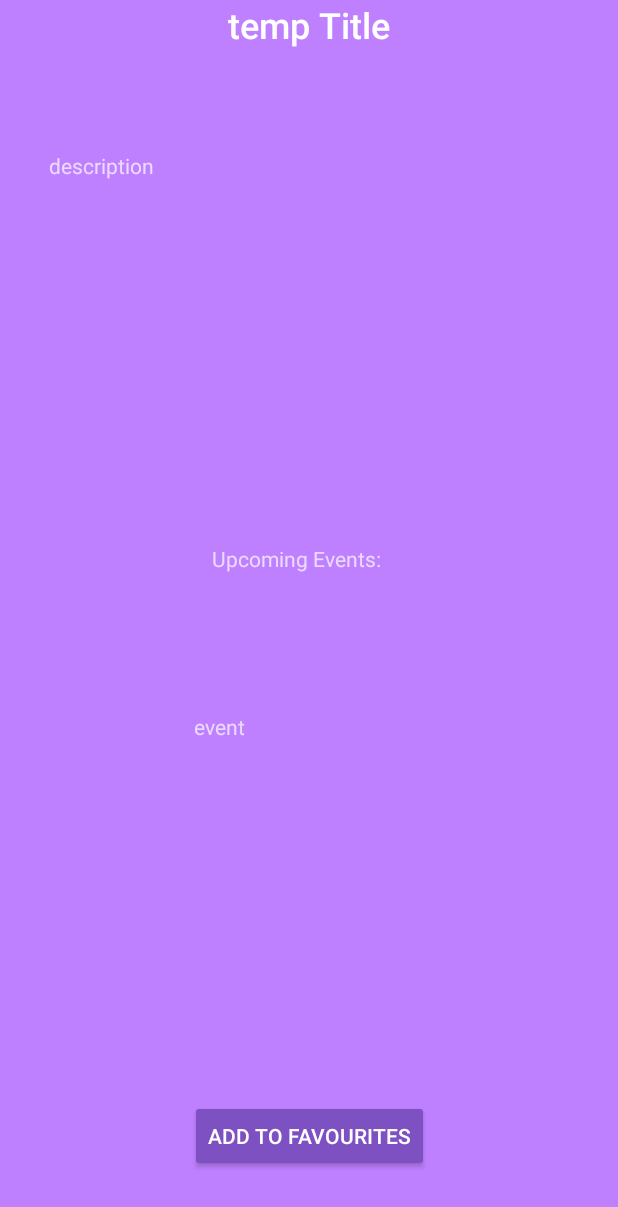
After one commit to Mookeis/CP470-Group7-Final-Project, an Android app: the ErmanMarkerActivity screen opened directly, with no data from a screen before it, on a phone screen of 412 x 824 dp. The commit adds this screen. Shown: the top 1207 px of the screen. Run offline under Robolectric (Android 15) with nearby library versions, the phone set to English and light mode, and no system bars; 4 statements that could not run were skipped.

Commit message:
Erman Version 2 (done)

```diff
--- a/app/src/main/java/com/cp470group7/launcherapp/MainActivity.java
+++ b/app/src/main/java/com/cp470group7/launcherapp/MainActivity.java
@@ -52,7 +52,6 @@ public class MainActivity extends AppCompatActivity implements MainPageFragment.
                     case R.id.ermanBottomButton:
                         Intent startMusicLocal = new Intent(MainActivity.this, ErmanLoginActivity.class);
                         startActivity(startMusicLocal);
-                        //TODO: replace with erman module intent
                         menuItem.setChecked(true);
                         break;
                     case R.id.stuartBottomButton:
--- a/app/src/main/java/com/cp470group7/launcherapp/musicLocal/ErmanLoginActivity.java
+++ b/app/src/main/java/com/cp470group7/launcherapp/musicLocal/ErmanLoginActivity.java
@@ -21,7 +21,7 @@ public class ErmanLoginActivity extends AppCompatActivity {
         setContentView(R.layout.activity_erman_login);
         emailEditText = (EditText)findViewById(R.id.ErmanloginEmailEditText);
 
-
+        //save email so it will show up again after the app is reponed
         SharedPreferences getSP = getSharedPreferences("DefaultEmail", Context.MODE_PRIVATE);
         String defaultEmail = getResources().getString(R.string.ErmanDefaultEmailText);
         String emailText = getSP.getString(String.valueOf(R.string.ErmanSavedEmailText),defaultEmail);
--- /dev/null
+++ b/app/src/main/java/com/cp470group7/launcherapp/musicLocal/ErmanMarkerActivity.java
@@ -0,0 +1,53 @@
+package com.cp470group7.launcherapp.musicLocal;
+
+import androidx.appcompat.app.AppCompatActivity;
+
+import android.app.Activity;
+import android.content.Intent;
+import android.os.Bundle;
+import android.view.View;
+import android.widget.Button;
+import android.widget.TextView;
+import android.widget.Toast;
+
+import com.cp470group7.launcherapp.R;
+
+import org.w3c.dom.Text;
+
+public class ErmanMarkerActivity extends AppCompatActivity {
+private TextView title,descript,event;
+private Button favButton;
+    @Override
+    protected void onCreate(Bundle savedInstanceState) {
+        super.onCreate(savedInstanceState);
+        setContentView(R.layout.activity_erman_marker);
+
+        title = (TextView)(findViewById(R.id.ErmanMarkerTextView1));
+        descript = (TextView)(findViewById(R.id.ErmanMarkerTextView2));
+        event = (TextView)(findViewById(R.id.ErmanMarkerTextView4));
+        favButton = (Button)findViewById(R.id.ErmanFavButton);
+
+        //Set the title, description and events from the sent text through intent
+        Bundle bundle = getIntent().getExtras();
+        String[] sent = bundle.getStringArray("Response");
+        title.setText(sent[0]);
+        descript.setText(sent[1]);
+        event.setText(sent[2]);
+
+        //If favourites button is pressed, return True
+        favButton.setOnClickListener(new View.OnClickListener() {
+            @Override
+            public void onClick(View view) {
+                Toast toast = Toast.makeText(getApplicationContext(), getResources().getString(R.string.ErmanAddedToFavText), Toast.LENGTH_LONG);
+                toast.show();
+                Intent resultIntent = new Intent(  );
+                resultIntent.putExtra("Response", "True");
+                setResult(Activity.RESULT_OK, resultIntent);
+                finish();
+            }
+        });
+
+    }
+
+
+}
--- /dev/null
+++ b/app/src/main/res/layout/activity_erman_marker.xml
@@ -0,0 +1,65 @@
+<?xml version="1.0" encoding="utf-8"?>
+<androidx.constraintlayout.widget.ConstraintLayout xmlns:android="http://schemas.android.com/apk/res/android"
+    xmlns:app="http://schemas.android.com/apk/res-auto"
+    xmlns:tools="http://schemas.android.com/tools"
+    android:layout_width="match_parent"
+    android:layout_height="match_parent"
+    android:background="@color/ErmanloginBackground"
+    tools:context=".musicLocal.ErmanMarkerActivity">
+
+    <TextView
+        android:id="@+id/ErmanMarkerTextView1"
+        android:layout_width="wrap_content"
+        android:layout_height="wrap_content"
+        android:fontFamily="sans-serif-medium"
+        android:text="temp Title"
+        android:textAppearance="@style/TextAppearance.AppCompat.Large"
+        android:textSize="24sp"
+        app:layout_constraintEnd_toEndOf="parent"
+        app:layout_constraintStart_toStartOf="parent"
+        app:layout_constraintTop_toTopOf="parent" />
+
+    <TextView
+        android:id="@+id/ErmanMarkerTextView2"
+        android:layout_width="347dp"
+        android:layout_height="202dp"
+        android:layout_marginTop="68dp"
+        android:text="description"
+        app:layout_constraintEnd_toEndOf="parent"
+        app:layout_constraintStart_toStartOf="parent"
+        app:layout_constraintTop_toBottomOf="@+id/ErmanMarkerTextView1" />
+
+    <TextView
+        android:id="@+id/ErmanMarkerTextView3"
+        android:layout_width="129dp"
+        android:layout_height="21dp"
+        android:layout_marginTop="60dp"
+        android:text="Upcoming Events:"
+        app:layout_constraintEnd_toEndOf="parent"
+        app:layout_constraintStart_toStartOf="parent"
+        app:layout_constraintTop_toBottomOf="@+id/ErmanMarkerTextView2" />
+
+    <TextView
+        android:id="@+id/ErmanMarkerTextView4"
+        android:layout_width="153dp"
+        android:layout_height="158dp"
+        android:layout_marginTop="35dp"
+        android:layout_marginBottom="136dp"
+        android:text="event"
+        app:layout_constraintBottom_toBottomOf="parent"
+        app:layout_constraintEnd_toEndOf="parent"
+        app:layout_constraintStart_toStartOf="parent"
+        app:layout_constraintTop_toBottomOf="@+id/ErmanMarkerTextView3" />
+
+    <Button
+        android:id="@+id/ErmanFavButton"
+        android:layout_width="wrap_content"
+        android:layout_height="wrap_content"
+        android:layout_marginTop="57dp"
+        android:text="@string/ErmanAddToFavText"
+        android:backgroundTint="@color/ErmanloginButton"
+        app:layout_constraintBottom_toBottomOf="parent"
+        app:layout_constraintEnd_toEndOf="parent"
+        app:layout_constraintStart_toStartOf="parent"
+        app:layout_constraintTop_toBottomOf="@+id/ErmanMarkerTextView4" />
+</androidx.constraintlayout.widget.ConstraintLayout>
--- a/app/src/main/res/menu/main_nav_items.xml
+++ b/app/src/main/res/menu/main_nav_items.xml
@@ -9,7 +9,7 @@
     <item
         android:id="@+id/ermanBottomButton"
         android:title="@string/ermanTitle"
-        android:icon="@drawable/baseline_shop_24"
+        android:icon="@drawable/baseline_music_note_white_18dp"
          />
     <item
         android:id="@+id/stuartBottomButton"
--- a/app/src/main/res/menu/main_toolbar_menu.xml
+++ b/app/src/main/res/menu/main_toolbar_menu.xml
@@ -11,7 +11,7 @@
     <item
         android:id="@+id/ermanButton"
         android:title="@string/ermanTitle"
-        android:icon="@drawable/baseline_shop_24"
+        android:icon="@drawable/baseline_music_note_white_18dp"
         app:showAsAction="always" />
     <item
         android:id="@+id/stuartButton"
```
Also changed, not shown: app/src/debug/res/values/google_maps_api.xml (deleted, +0 -24 lines), app/src/main/AndroidManifest.xml (+6 -6 lines), app/src/main/java/com/cp470group7/launcherapp/musicLocal/ErmanFavDatabaseHelper.java (added, +37 -0 lines), app/src/main/java/com/cp470group7/launcherapp/musicLocal/ErmanFavDetails.java (added, +46 -0 lines), app/src/main/java/com/cp470group7/launcherapp/musicLocal/ErmanFavouritesActivity.java (added, +126 -0 lines), app/src/main/java/com/cp470group7/launcherapp/musicLocal/ErmanMapsActivity.java (+96 -5 lines), app/src/main/res/layout/activity_erman_fav_details.xml (added, +49 -0 lines), app/src/main/res/layout/activity_erman_favourites.xml (added, +21 -0 lines), app/src/main/res/layout/erman_favourites.xml (added, +22 -0 lines), app/src/main/res/values/strings.xml (+11 -4 lines), app/src/main/res/drawable-v24/baseline_music_note_white_18dp.png (added).
